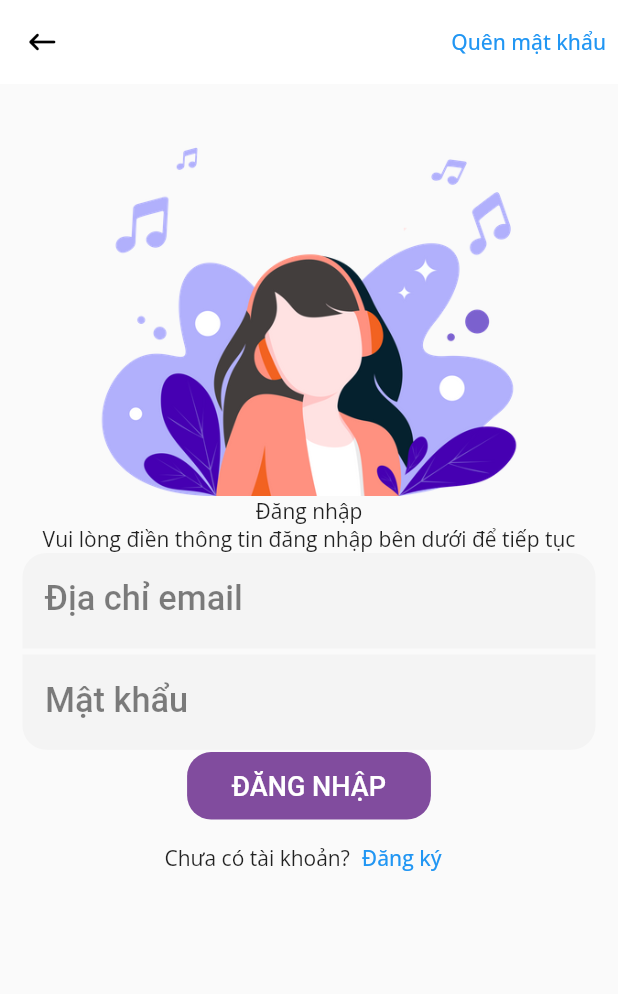
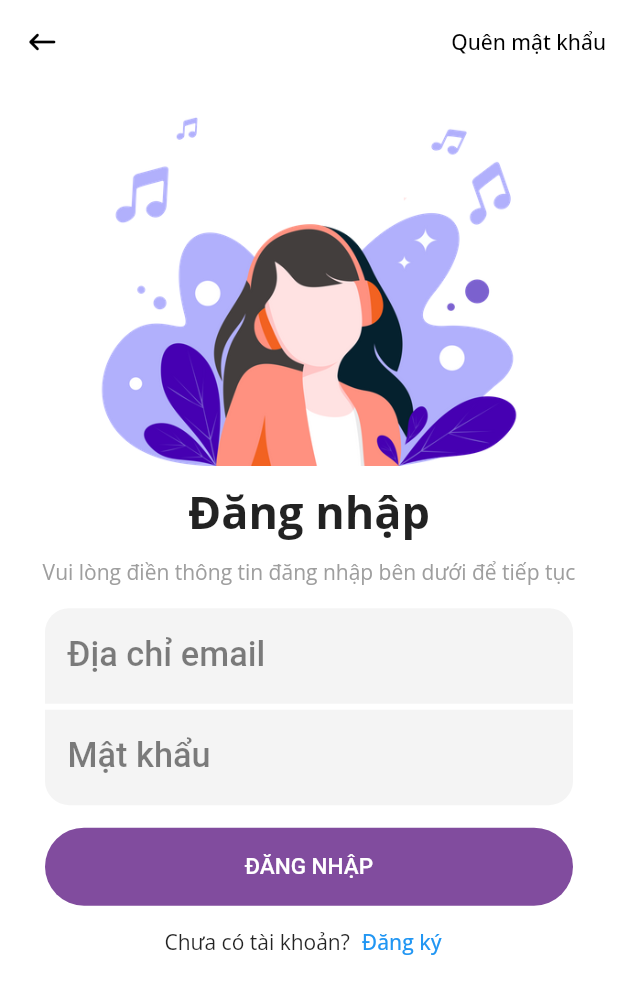
Before and after one commit to phuongnam195/zing-mp3-clone, a Flutter app: the screen it shows after launch, after a tap on "SỬ DỤNG TÀI KHOẢN", on a phone screen of 412 x 824 dp. Shown: the top 994 px of the screen. Run offline on Flutter 3.47's test engine with Material 2 defaults, Android fonts, the phone set to English and light mode, and no system bars; our stand-ins replace audioplayers, cached_network_image, charts_flutter, cloud_firestore, firebase_auth, firebase_core and 1 more; accounts and stored records are empty; network calls fail; Roboto replaces fonts that are missing (Helvetica Neue).

Commit message:
Fix UI Login, try to code Device Musics

```diff
--- a/lib/main.dart
+++ b/lib/main.dart
@@ -1,5 +1,6 @@
 import 'package:firebase_auth/firebase_auth.dart';
 import 'package:flutter/material.dart';
+import 'package:zing_mp3_clone/providers/device_music_provider.dart';
 import 'package:zing_mp3_clone/screens/explorer/all_playlists_screen.dart';
 
 import 'screens/admin/admin_screen.dart';
@@ -33,6 +34,7 @@ void main() async {
     await Config.instance.loadAccountData();
   }
   await RecentSearchProvider.instance.load();
+  // await DeviceMusicProvider.instance.scanAudioFiles();
 
   runApp(const MyApp());
 }
--- a/lib/models/music.dart
+++ b/lib/models/music.dart
@@ -7,6 +7,7 @@ class Music {
   final String audioUrl;
   final int duration;
   String? lyrics;
+  final bool isDevice;
 
   Music({
     required this.id,
@@ -17,7 +18,17 @@ class Music {
     required this.audioUrl,
     required this.duration,
     this.lyrics,
-  });
+  }) : isDevice = false;
+
+  Music.device(
+      {required this.id,
+      required this.title,
+      required this.artists,
+      required this.duration,
+      required this.audioUrl})
+      : thumbnailUrl = '',
+        imageUrl = '',
+        isDevice = true;
 
   factory Music.fromMap(Map<String, dynamic> map, String id) {
     String? lyrics = map['lyrics'];
--- a/lib/pages/radio_page.dart
+++ b/lib/pages/radio_page.dart
@@ -14,6 +14,8 @@ class RadioPage extends StatefulWidget {
 class _RadioPageState extends State<RadioPage> {
   @override
   Widget build(BuildContext context) {
+    final screenHeight = MediaQuery.of(context).size.height;
+
     final channels = RadioProvider.instance.channels;
 
     return Stack(children: [
@@ -46,7 +48,8 @@ class _RadioPageState extends State<RadioPage> {
               },
             );
           },
-          padding: const EdgeInsets.only(top: 120, left: 20, right: 20),
+          padding:
+              EdgeInsets.only(top: screenHeight * 0.22, left: 20, right: 20),
         ),
       ),
     ]);
--- a/lib/screens/auth/login_screen.dart
+++ b/lib/screens/auth/login_screen.dart
@@ -122,16 +122,27 @@ class _LoginScreenState extends State<LoginScreen> {
                 onPressed: () {
                   Navigator.of(context).pushNamed(ForgotScreen.routeName);
                 },
-                child: const Text('Quên mật khẩu')),
+                child: const Text(
+                  'Quên mật khẩu',
+                  style: TextStyle(color: Colors.black),
+                )),
           ],
         ),
-        body: Column(
+        body: Container(
+          color: Colors.white,
+          child: Column(
             crossAxisAlignment: CrossAxisAlignment.center,
             children: [
               Image.asset('assets/images/auth/login_image.png'),
-            const Text('Đăng nhập'),
+              const SizedBox(height: 10),
+              const Text('Đăng nhập',
+                  style: TextStyle(fontSize: 30, fontWeight: FontWeight.bold)),
+              const SizedBox(height: 10),
               const Text(
-                'Vui lòng điền thông tin đăng nhập bên dưới để tiếp tục'),
+                'Vui lòng điền thông tin đăng nhập bên dưới để tiếp tục',
+                style: TextStyle(color: Colors.grey),
+              ),
+              const SizedBox(height: 15),
               LoginCard(_onSubmit),
               Row(
                 mainAxisAlignment: MainAxisAlignment.center,
@@ -149,6 +160,7 @@ class _LoginScreenState extends State<LoginScreen> {
             ],
           ),
         ),
+      ),
     );
   }
 }
--- a/lib/screens/common/home_screen.dart
+++ b/lib/screens/common/home_screen.dart
@@ -38,7 +38,9 @@ class _HomeScreenState extends State<HomeScreen> {
   Widget build(BuildContext context) {
     return Scaffold(
       extendBodyBehindAppBar: true,
-      appBar: AppBar(
+      appBar: _currentPageIndex == 3
+          ? null
+          : AppBar(
               backgroundColor: Colors.transparent,
               elevation: 0,
               leading: IconButton(
--- a/lib/widgets/auth/login_card.dart
+++ b/lib/widgets/auth/login_card.dart
@@ -41,8 +41,10 @@ class _LoginCardState extends State<LoginCard> {
 
   @override
   Widget build(BuildContext context) {
+    final screenWidth = MediaQuery.of(context).size.width;
+
     return Container(
-      padding: const EdgeInsets.symmetric(horizontal: 15),
+      padding: const EdgeInsets.symmetric(horizontal: 30),
       child: Column(
         mainAxisSize: MainAxisSize.min,
         children: [
@@ -75,6 +77,7 @@ class _LoginCardState extends State<LoginCard> {
             ),
             obscureText: true,
           ),
+          const SizedBox(height: 15),
           ElevatedButton(
             child: const Text(
               'ĐĂNG NHẬP',
@@ -86,18 +89,17 @@ class _LoginCardState extends State<LoginCard> {
                   },
             style: ElevatedButton.styleFrom(
                 elevation: 0,
-              padding: const EdgeInsets.symmetric(vertical: 12, horizontal: 30),
+                padding: const EdgeInsets.symmetric(vertical: 17),
                 textStyle: TextStyle(
-                fontSize: 18,
+                  fontSize: 15,
                   fontWeight: _canLogin ? FontWeight.w500 : FontWeight.w400,
                 ),
                 primary: Theme.of(context).primaryColor,
                 onPrimary: Colors.white,
                 shadowColor: Colors.transparent,
                 splashFactory: NoSplash.splashFactory,
-              shape: RoundedRectangleBorder(
-                  borderRadius: BorderRadius.circular(_borderRadius)),
-            ),
+                shape: const StadiumBorder(),
+                fixedSize: Size.fromWidth(screenWidth - 2 * 30)),
           ),
         ],
       ),
--- a/lib/widgets/common/music_card.dart
+++ b/lib/widgets/common/music_card.dart
@@ -25,7 +25,8 @@ class MusicCard extends StatelessWidget {
           height: 56,
           width: 56,
           fit: BoxFit.cover,
-          errorWidget: (context, url, error) => const Icon(Icons.error),
+          errorWidget: (context, url, error) =>
+              Image.asset('assets/icons/non_thumb_music_100.jpg'),
         ),
       ),
       minLeadingWidth: 56,
--- a/pubspec.yaml
+++ b/pubspec.yaml
@@ -35,15 +35,13 @@ dependencies:
   # Use with the CupertinoIcons class for iOS style icons.
   cupertino_icons: ^1.0.2
   audioplayers: ^0.20.1
-  html: ^0.15.0
   firebase_core: "^1.10.0"
   firebase_auth: "^3.2.0"
   cloud_firestore: "^3.1.0"
   cached_network_image: ^3.1.0+1
   shared_preferences: ^2.0.9
-  flutter_downloader: ^1.7.1
-  sqflite: ^2.0.1
   charts_flutter: ^0.12.0
+  flutter_audio_query: ^0.3.5+6
 
 dev_dependencies:
   flutter_test:
```
Also changed, not shown: lib/controllers/player_controller.dart (+8 -1 lines), lib/pages/personal_page.dart (+10 -3 lines), lib/providers/device_music_provider.dart (added, +26 -0 lines), lib/screens/common/playlist_screen.dart (+9 -1 lines), assets/icons/non_thumb_music_100.jpg (added), assets/images/auth/login_image.png, pubspec.lock, 2 other files. Lines whose indentation alone changed are shown as unchanged.
